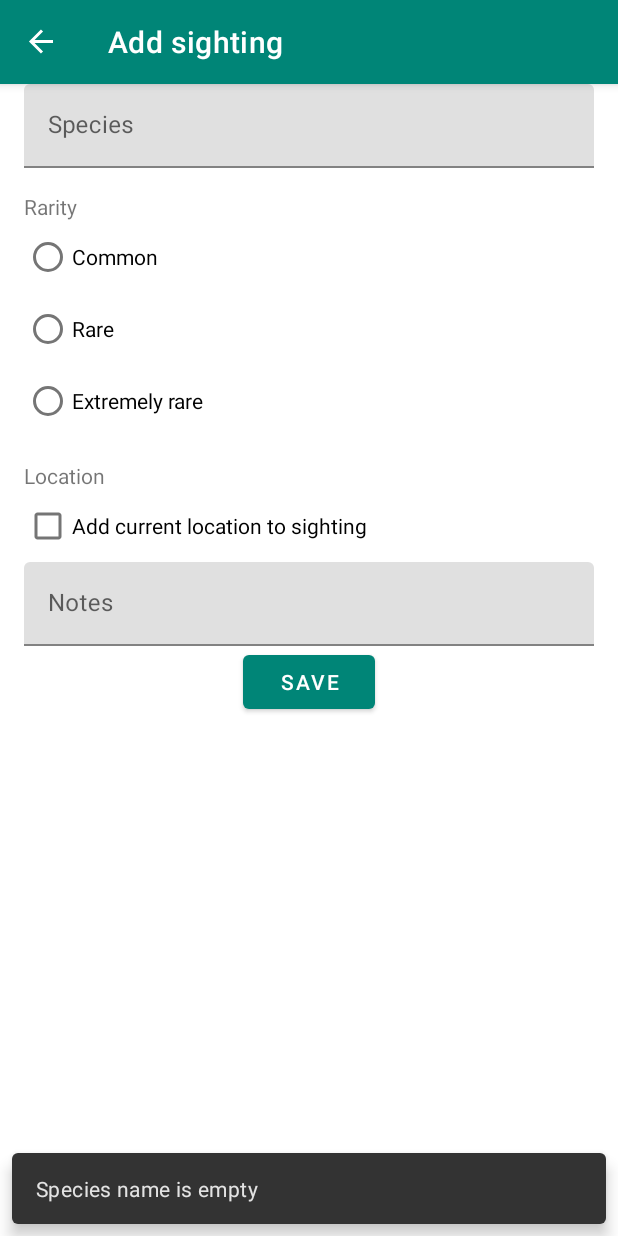
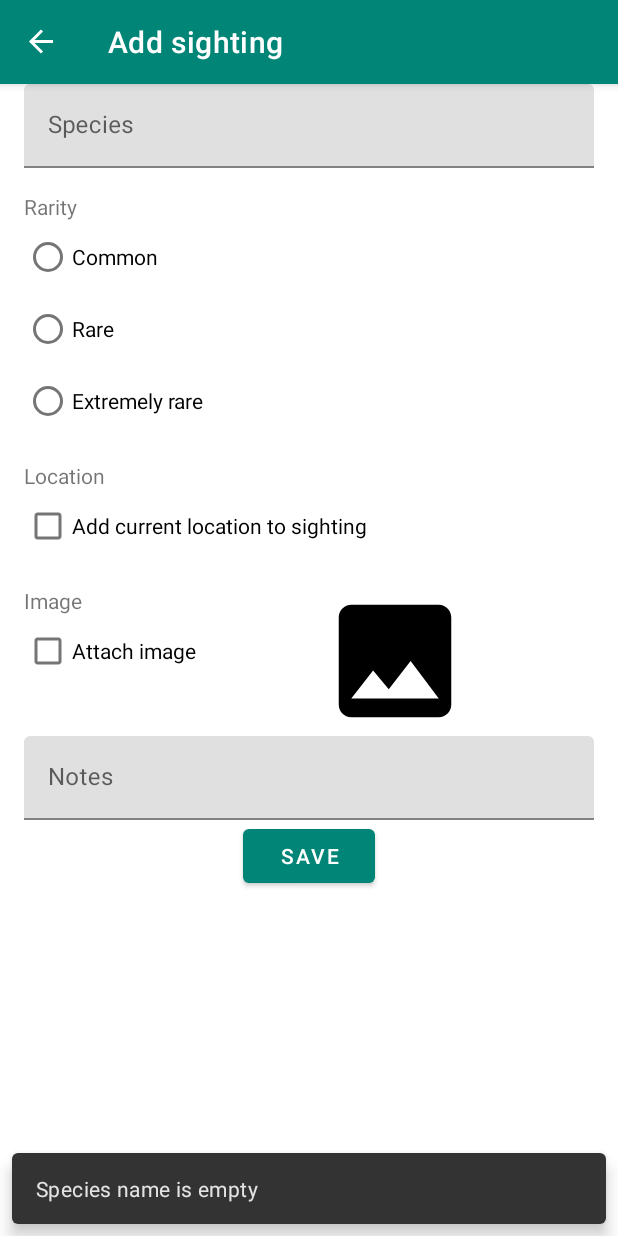
Before and after one commit to Pikkuninja/Birdwatcher, an Android app: the AddSightingFragment screen opened through its navigation route, after a tap on "SAVE", on a phone screen of 412 x 824 dp. Run offline under Robolectric (Android 15) with nearby library versions, the phone set to English and light mode, and no system bars; our stand-ins replace Dagger/Hilt's generated code, Picasso, navigation-ui; pictures from the network do not load; 6 statements that could not run were skipped.

Commit message:
Add attaching images to sightings

```diff
--- a/app/build.gradle
+++ b/app/build.gradle
@@ -47,6 +47,7 @@ dependencies {
     implementation deps.dagger
     kapt deps.daggerKapt
 
+    implementation deps.picasso
     implementation deps.materialDesign
     implementation deps.constraintLayout
     implementation deps.recyclerView
--- a/app/src/main/java/fi/jara/birdwatcher/common/di/application/ApplicationModule.kt
+++ b/app/src/main/java/fi/jara/birdwatcher/common/di/application/ApplicationModule.kt
@@ -4,11 +4,15 @@ import android.app.Application
 import android.content.Context
 import dagger.Module
 import dagger.Provides
+import fi.jara.birdwatcher.common.filesystem.AndroidBitmapResolver
+import fi.jara.birdwatcher.common.filesystem.AndroidImageSaver
+import fi.jara.birdwatcher.common.filesystem.BitmapResolver
+import fi.jara.birdwatcher.common.filesystem.ImageStorage
 import fi.jara.birdwatcher.common.location.LocationSource
 import fi.jara.birdwatcher.data.SightingRepository
-import fi.jara.birdwatcher.data.room.RoomSightingRepository
 import fi.jara.birdwatcher.sightings.InsertNewSightingUseCase
 import fi.jara.birdwatcher.sightings.ObserveAllSightingsUseCase
+import javax.inject.Singleton
 
 @Module
 class ApplicationModule(private val application: Application) {
@@ -19,11 +23,19 @@ class ApplicationModule(private val application: Application) {
     fun provideObserveAllSightingsUseCase(sightingRepository: SightingRepository): ObserveAllSightingsUseCase =
         ObserveAllSightingsUseCase(sightingRepository)
 
-
     @Provides
     fun provideInsertNewSightingsUseCase(
         sightingRepository: SightingRepository,
-        locationSource: LocationSource
+        locationSource: LocationSource,
+        imageStorage: ImageStorage
     ): InsertNewSightingUseCase =
-        InsertNewSightingUseCase(sightingRepository, locationSource)
+        InsertNewSightingUseCase(sightingRepository, locationSource, imageStorage)
+
+    @Provides
+    @Singleton
+    fun provideUriToBitmapResolver(context: Context): BitmapResolver = AndroidBitmapResolver(context)
+
+    @Provides
+    @Singleton
+    fun provideImageSaver(context: Context): ImageStorage = AndroidImageSaver(context)
 }
--- a/app/src/main/java/fi/jara/birdwatcher/common/di/presentation/ViewModelModule.kt
+++ b/app/src/main/java/fi/jara/birdwatcher/common/di/presentation/ViewModelModule.kt
@@ -3,6 +3,7 @@ package fi.jara.birdwatcher.common.di.presentation
 import dagger.Module
 import androidx.lifecycle.ViewModel
 import dagger.Provides
+import fi.jara.birdwatcher.common.filesystem.BitmapResolver
 import fi.jara.birdwatcher.screens.addsighting.AddSightingViewModel
 import fi.jara.birdwatcher.screens.common.ViewModelFactory
 import fi.jara.birdwatcher.screens.sightingslist.SightingsListViewModel
@@ -33,7 +34,10 @@ class ViewModelModule {
         SightingsListViewModel(observeAllSightingsUseCase)
 
     @Provides
-    fun provideAddSightingViewModel(insertNewSightingUseCase: InsertNewSightingUseCase): AddSightingViewModel =
-        AddSightingViewModel(insertNewSightingUseCase)
+    fun provideAddSightingViewModel(
+        insertNewSightingUseCase: InsertNewSightingUseCase,
+        bitmapResolver: BitmapResolver
+    ): AddSightingViewModel =
+        AddSightingViewModel(insertNewSightingUseCase, bitmapResolver)
 
 }
--- a/app/src/main/java/fi/jara/birdwatcher/screens/addsighting/AddSightingViewModel.kt
+++ b/app/src/main/java/fi/jara/birdwatcher/screens/addsighting/AddSightingViewModel.kt
@@ -1,19 +1,25 @@
 package fi.jara.birdwatcher.screens.addsighting
 
-import androidx.lifecycle.LiveData
-import androidx.lifecycle.MutableLiveData
-import androidx.lifecycle.ViewModel
+import android.graphics.Bitmap
+import android.net.Uri
+import androidx.lifecycle.*
 import fi.jara.birdwatcher.common.LiveEvent
+import fi.jara.birdwatcher.common.filesystem.BitmapResolver
 import fi.jara.birdwatcher.sightings.InsertNewSightingUseCase
 import fi.jara.birdwatcher.sightings.InsertNewSightingUseCaseParams
 import fi.jara.birdwatcher.sightings.SightingRarity
 import kotlinx.coroutines.*
+import java.lang.Exception
 
-class AddSightingViewModel(private val insertNewSightingUseCase: InsertNewSightingUseCase) : ViewModel() {
+class AddSightingViewModel(
+    private val insertNewSightingUseCase: InsertNewSightingUseCase,
+    private val bitmapResolver: BitmapResolver
+) : ViewModel() {
     private val viewModelJob = SupervisorJob()
     private val uiScope = CoroutineScope(Dispatchers.Main + viewModelJob)
 
     private var hasLocationPermission: Boolean = false
+    private var imageResolvingJob: Job? = null
 
     private val _displayMessages = LiveEvent<String>()
     val displayMessages: LiveData<String>
@@ -31,10 +37,32 @@ class AddSightingViewModel(private val insertNewSightingUseCase: InsertNewSighti
     val addLocationToSighting: LiveData<Boolean>
         get() = _addLocationToSighting
 
-    private val _saveButtonEnabled = MutableLiveData<Boolean>().apply { value = true }
+    private val _userImageBitmap = MutableLiveData<Bitmap?>().apply { value = null }
+    val userImageBitmap: LiveData<Bitmap?>
+        get() = _userImageBitmap
+
+    private val isResolvingBitmap = MutableLiveData<Boolean>().apply { value = false }
+    private val isSavingSighting = MutableLiveData<Boolean>().apply { value = false }
+
     val saveButtonEnabled: LiveData<Boolean>
-        get() = _saveButtonEnabled
 
+    init {
+        saveButtonEnabled = MediatorLiveData<Boolean>().apply {
+            fun resolve() {
+                val resolvingBitmap = isResolvingBitmap.value ?: true
+                val saving = isSavingSighting.value ?: true
+                value = !resolvingBitmap && !saving
+            }
+
+            addSource(isResolvingBitmap) {
+                resolve()
+            }
+
+            addSource(isSavingSighting) {
+                resolve()
+            }
+        }
+    }
 
     fun onAddLocationToSightingToggled(value: Boolean) {
         if (value && !hasLocationPermission) {
@@ -57,15 +85,18 @@ class AddSightingViewModel(private val insertNewSightingUseCase: InsertNewSighti
         sightingDescription: String
     ) {
         uiScope.launch {
-            _saveButtonEnabled.value = false
+            isSavingSighting.value = true
 
-            //All of the LiveDatas are initialized with non nulls
+            val addLocation = addLocationToSighting.value!! //addLocation LiveData was initialized with nonnull
+            val imageBytes = userImageBitmap.value?.let { bitmapResolver.getBytes(it) }
+
             insertNewSightingUseCase.execute(
                 InsertNewSightingUseCaseParams(
                     sightingName,
-                    addLocationToSighting.value!!,
+                    addLocation,
                     sightingRarity,
-                    sightingDescription
+                    sightingDescription,
+                    imageBytes
                 ),
                 { saveSightingSuccess() },
                 { saveSightingFailed(it) }
@@ -81,9 +112,30 @@ class AddSightingViewModel(private val insertNewSightingUseCase: InsertNewSighti
         }
     }
 
+    fun setImage(uri: Uri) {
+        imageResolvingJob?.cancel()
+        imageResolvingJob = uiScope.launch {
+            isResolvingBitmap.value = true
+            try {
+                val bitmap = bitmapResolver.getBitmap(uri)
+                _userImageBitmap.value = bitmap
+            } catch (e: Exception) {
+                _displayMessages.postValue("Error reading image")
+                _userImageBitmap.value = null
+            }
+            isResolvingBitmap.value = false
+        }
+    }
+
+    fun removeImage() {
+        imageResolvingJob?.cancel()
+        _userImageBitmap.value = null
+        isResolvingBitmap.value = false
+    }
+
     private fun saveSightingFailed(errorMessage: String) {
         _displayMessages.value = errorMessage
-        _saveButtonEnabled.value = true
+        isSavingSighting.value = false
     }
 
     override fun onCleared() {
--- a/app/src/main/java/fi/jara/birdwatcher/screens/sightingslist/SightingsListFragment.kt
+++ b/app/src/main/java/fi/jara/birdwatcher/screens/sightingslist/SightingsListFragment.kt
@@ -15,6 +15,7 @@ import androidx.recyclerview.widget.RecyclerView
 import com.google.android.material.floatingactionbutton.FloatingActionButton
 import com.google.android.material.snackbar.Snackbar
 import fi.jara.birdwatcher.R
+import fi.jara.birdwatcher.common.filesystem.ImageStorage
 import fi.jara.birdwatcher.screens.common.BaseFragment
 import fi.jara.birdwatcher.screens.common.ViewModelFactory
 import fi.jara.birdwatcher.sightings.SightingSorting
@@ -23,13 +24,15 @@ import javax.inject.Inject
 
 class SightingsListFragment : BaseFragment() {
     private lateinit var viewModel: SightingsListViewModel
-    private val sightingsAdapter = SightingsAdapter()
+    lateinit var sightingsAdapter: SightingsAdapter
 
     @Inject lateinit var viewModelFactory: ViewModelFactory
+    @Inject lateinit var imageStorage: ImageStorage
 
     override fun onCreate(savedInstanceState: Bundle?) {
         super.onCreate(savedInstanceState)
         getPresentationComponent().inject(this)
+        sightingsAdapter = SightingsAdapter(imageStorage)
     }
 
     override fun onCreateView(inflater: LayoutInflater, container: ViewGroup?, savedInstanceState: Bundle?): View? {
--- a/app/src/main/java/fi/jara/birdwatcher/sightings/InsertNewSightingUseCase.kt
+++ b/app/src/main/java/fi/jara/birdwatcher/sightings/InsertNewSightingUseCase.kt
@@ -1,6 +1,7 @@
 package fi.jara.birdwatcher.sightings
 
 import fi.jara.birdwatcher.common.SingleResultUseCase
+import fi.jara.birdwatcher.common.filesystem.ImageStorage
 import fi.jara.birdwatcher.common.location.LocationSource
 import fi.jara.birdwatcher.data.*
 import kotlinx.coroutines.Dispatchers
@@ -10,7 +11,8 @@ import java.util.*
 
 class InsertNewSightingUseCase(
     private val sightingRepository: SightingRepository,
-    private val locationSource: LocationSource
+    private val locationSource: LocationSource,
+    private val imageStorage: ImageStorage
 ) :
     SingleResultUseCase<InsertNewSightingUseCaseParams, Unit, String>() {
     override suspend fun execute(
@@ -28,6 +30,8 @@ class InsertNewSightingUseCase(
             return
         }
 
+        val timestamp = Date()
+
         val coordinate = try {
              if (params.addLocation) {
                 withContext(Dispatchers.Default) {
@@ -41,14 +45,24 @@ class InsertNewSightingUseCase(
             return
         }
 
+        val imagePath = params.imageBytes?.let {
+            try {
+                withContext(Dispatchers.IO) {
+                    imageStorage.saveImageBytes(it, "${params.species}-$timestamp.jpg")
+                }
+            } catch (e: Exception) {
+                onError("Error storing image")
+                return
+            }
+        }
+
         val insertResult = withContext(Dispatchers.IO) {
-            val timestamp = Date()
             val newSightingData = NewSightingData(
                 params.species,
                 timestamp,
                 coordinate,
                 params.rarity,
-                null,
+                imagePath,
                 params.description
             )
 
@@ -67,9 +81,10 @@ class InsertNewSightingUseCase(
     }
 }
 
-data class InsertNewSightingUseCaseParams(
+class InsertNewSightingUseCaseParams(
     val species: String,
     val addLocation: Boolean,
     val rarity: SightingRarity?,
-    val description: String?
+    val description: String?,
+    val imageBytes: ByteArray?
 )
--- /dev/null
+++ b/app/src/main/res/drawable/ic_imageplaceholder_black_24dp.xml
@@ -0,0 +1,9 @@
+<vector xmlns:android="http://schemas.android.com/apk/res/android"
+        android:width="24dp"
+        android:height="24dp"
+        android:viewportWidth="24.0"
+        android:viewportHeight="24.0">
+    <path
+        android:fillColor="#FF000000"
+        android:pathData="M21,19V5c0,-1.1 -0.9,-2 -2,-2H5c-1.1,0 -2,0.9 -2,2v14c0,1.1 0.9,2 2,2h14c1.1,0 2,-0.9 2,-2zM8.5,13.5l2.5,3.01L14.5,12l4.5,6H5l3.5,-4.5z"/>
+</vector>
--- a/app/src/main/res/layout/add_sighting_fragment.xml
+++ b/app/src/main/res/layout/add_sighting_fragment.xml
@@ -79,13 +79,43 @@
             app:layout_constraintStart_toStartOf="parent"
             app:layout_constraintTop_toBottomOf="@id/add_sighting_location_title" />
 
+
+        <TextView
+            android:id="@+id/add_sighting_image_title"
+            android:layout_width="wrap_content"
+            android:layout_height="wrap_content"
+            android:layout_marginTop="@dimen/margin_medium"
+            android:text="@string/add_sighting_image_title"
+            app:layout_constraintStart_toStartOf="parent"
+            app:layout_constraintTop_toBottomOf="@id/add_sighting_location_toggle" />
+
+        <CheckBox
+            android:id="@+id/add_sighting_image_toggle"
+            android:layout_width="wrap_content"
+            android:layout_height="wrap_content"
+            android:text="@string/add_sighting_image_toggle_hint"
+            app:layout_constraintStart_toStartOf="parent"
+            app:layout_constraintTop_toBottomOf="@id/add_sighting_image_title" />
+
+        <ImageView
+            android:id="@+id/add_sighting_image_preview"
+            android:layout_width="0dp"
+            android:layout_height="@dimen/add_sighting_imagepreview_height"
+            android:layout_marginStart="@dimen/margin_small"
+            android:layout_marginEnd="@dimen/margin_small"
+            android:contentDescription="@string/no_image_attached"
+            android:src="@drawable/ic_imageplaceholder_black_24dp"
+            app:layout_constraintEnd_toEndOf="parent"
+            app:layout_constraintStart_toEndOf="@id/add_sighting_image_toggle"
+            app:layout_constraintTop_toTopOf="@id/add_sighting_image_title" />
+
         <com.google.android.material.textfield.TextInputLayout
             android:id="@+id/add_sighting_description_container"
             android:layout_width="match_parent"
             android:layout_height="wrap_content"
             android:hint="@string/add_sighting_description_hint"
             app:layout_constraintStart_toStartOf="parent"
-            app:layout_constraintTop_toBottomOf="@id/add_sighting_location_toggle">
+            app:layout_constraintTop_toBottomOf="@id/add_sighting_image_preview">
 
             <com.google.android.material.textfield.TextInputEditText
                 android:id="@+id/add_sighting_description"
--- a/app/src/main/res/values/dimens.xml
+++ b/app/src/main/res/values/dimens.xml
@@ -12,4 +12,7 @@
 
     <dimen name="sighting_listitem_image_width">120dp</dimen>
     <dimen name="sighting_listitem_height">140dp</dimen>
+
+
+    <dimen name="add_sighting_imagepreview_height">100dp</dimen>
 </resources>
--- a/app/src/main/res/values/strings.xml
+++ b/app/src/main/res/values/strings.xml
@@ -23,4 +23,9 @@
 
     <string name="location_lat_lon">lat %1$.3f, lon %2$.3f</string>
     <string name="location_no_data">No location data</string>
+    <string name="add_sighting_image_toggle_hint">Attach image</string>
+    <string name="add_sighting_image_title">Image</string>
+    <string name="select_image">Select image</string>
+    <string name="user_image_attached">Your image for the sighting</string>
+    <string name="no_image_attached">No image given for the sighting</string>
 </resources>
--- a/build.gradle
+++ b/build.gradle
@@ -23,6 +23,7 @@ buildscript {
 
             'dagger'               : '2.22.1',
 
+            'picasso'              : '2.71828',
             'materialDesign'       : '1.0.0',
             'constraintLayout'     : '1.1.3',
             'recyclerView'         : '1.0.0',
@@ -55,6 +56,7 @@ buildscript {
             'dagger'                 : "com.google.dagger:dagger:$versions.dagger",
             'daggerKapt'             : "com.google.dagger:dagger-compiler:$versions.dagger",
 
+            'picasso'                : "com.squareup.picasso:picasso:$versions.picasso",
             'materialDesign'         : "com.google.android.material:material:$versions.materialDesign",
             'constraintLayout'       : "androidx.constraintlayout:constraintlayout:$versions.constraintLayout",
             'recyclerView'           : "androidx.recyclerview:recyclerview:$versions.recyclerView",
```
Also changed, not shown: app/src/main/java/fi/jara/birdwatcher/common/filesystem/BitmapResolver.kt (added, +49 -0 lines), app/src/main/java/fi/jara/birdwatcher/common/filesystem/ImageStorage.kt (added, +47 -0 lines), app/src/main/java/fi/jara/birdwatcher/screens/addsighting/AddSightingFragment.kt (+47 -1 lines), app/src/main/java/fi/jara/birdwatcher/screens/sightingslist/SightingsAdapter.kt (+17 -3 lines), app/src/main/res/drawable/ic_error_outline_black_24dp.xml (added, +9 -0 lines).
